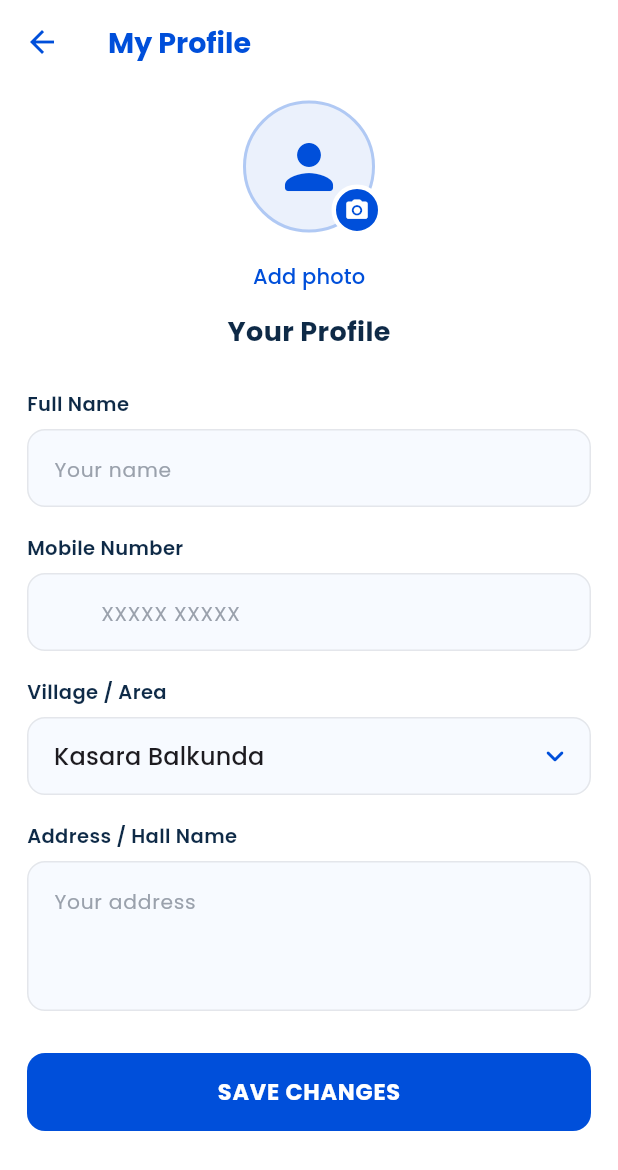
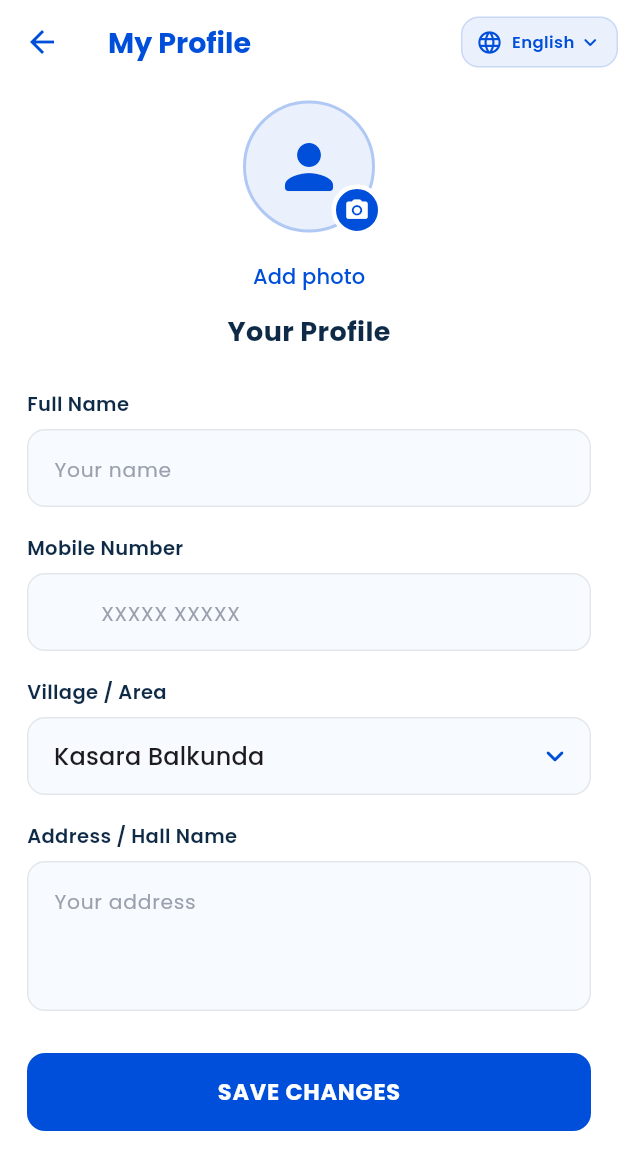
Before and after one commit to sandeepsharma-z/Thakathok-water-plant-app, a Flutter app: the ProfileScreen screen opened directly, on a phone screen of 412 x 824 dp. Shown: the top 1170 px of the screen. Run offline on Flutter 3.47's test engine with Material 3 defaults, Android fonts, the phone set to English and light mode, and no system bars; our stand-ins replace google_fonts, image_cropper, image_picker, shared_preferences, supabase_flutter; missing offline and left inert: razorpay_flutter; accounts and stored records are empty; network calls fail; statements that could not run were skipped.

Commit message:
Add English Hindi Marathi language selectors

```diff
--- a/customer-app/lib/main.dart
+++ b/customer-app/lib/main.dart
@@ -9,6 +9,7 @@ import 'services/auth_service.dart';
 import 'services/home_content_service.dart';
 import 'services/plant_config.dart';
 import 'services/app_config_service.dart';
+import 'services/language_service.dart';
 
 Future<void> main() async {
   WidgetsFlutterBinding.ensureInitialized();
@@ -20,6 +21,7 @@ Future<void> main() async {
   // Pull live rate / delivery / contact from the admin-controlled settings.
   // Short timeout so a slow network never blocks app start (defaults kick in).
   try {
+    await LanguageService.instance.load();
     await Future.wait([
       PlantConfig.instance.load(),
       HomeContentService.instance.load(),
@@ -47,12 +49,14 @@ class _ThakaThokAppState extends State<ThakaThokApp>
     super.initState();
     WidgetsBinding.instance.addObserver(this);
     _config.addListener(_rebuildForConfig);
+    LanguageService.instance.addListener(_rebuildForConfig);
   }
 
   @override
   void dispose() {
     WidgetsBinding.instance.removeObserver(this);
     _config.removeListener(_rebuildForConfig);
+    LanguageService.instance.removeListener(_rebuildForConfig);
     super.dispose();
   }
 
--- a/customer-app/lib/screens/login_screen.dart
+++ b/customer-app/lib/screens/login_screen.dart
@@ -5,6 +5,7 @@ import '../services/app_config_service.dart';
 import '../services/auth_service.dart';
 import '../theme/app_colors.dart';
 import '../widgets/brand_logo.dart';
+import '../widgets/language_selector.dart';
 import 'splash_screen.dart';
 
 class LoginScreen extends StatefulWidget {
@@ -78,6 +79,11 @@ class _LoginScreenState extends State<LoginScreen> {
           child: ListView(
             padding: const EdgeInsets.fromLTRB(24, 42, 24, 30),
             children: [
+              const Align(
+                alignment: Alignment.centerRight,
+                child: LanguageSelector(compact: true),
+              ),
+              const SizedBox(height: 12),
               const Center(child: BrandLogo(size: 76)),
               const SizedBox(height: 24),
               Text(
--- a/customer-app/lib/screens/payment_screen.dart
+++ b/customer-app/lib/screens/payment_screen.dart
@@ -6,6 +6,7 @@ import '../services/booking_payment_service.dart';
 import '../services/booking_service.dart';
 import '../services/plant_config.dart';
 import '../services/app_config_service.dart';
+import '../services/language_service.dart';
 import '../services/wallet_booking_service.dart';
 import '../theme/app_colors.dart';
 import '../widgets/brand_logo.dart';
@@ -130,7 +131,7 @@ class _PaymentScreenState extends State<PaymentScreen> {
                   ),
                 ],
                 const Divider(height: 22),
-                _row('Total', '₹${order.grandTotal}', bold: true),
+                _row(tr('Total'), '₹${order.grandTotal}', bold: true),
               ],
             ),
           ),
@@ -185,7 +186,7 @@ class _PaymentScreenState extends State<PaymentScreen> {
                               child: CircularProgressIndicator(
                                   strokeWidth: 2, color: AppColors.liveBrand),
                             )
-                          : Text(order.hasDiscount ? 'Remove' : 'Apply'),
+                          : Text(tr(order.hasDiscount ? 'Remove' : 'Apply')),
                     ),
                   ],
                 ),
--- a/customer-app/lib/screens/profile_screen.dart
+++ b/customer-app/lib/screens/profile_screen.dart
@@ -9,6 +9,8 @@ import '../services/profile_store.dart';
 import '../services/app_config_service.dart';
 import '../theme/app_colors.dart';
 import '../widgets/dotted_loader.dart';
+import '../widgets/language_selector.dart';
+import '../services/language_service.dart';
 import 'bulk_order_form_screen.dart' show kVillages;
 
 /// Customer profile — saved on this device (no login needed). Starts empty
@@ -92,7 +94,7 @@ class _ProfileScreenState extends State<ProfileScreen> {
     if (!mounted) return;
     setState(() => _editing = false);
     ScaffoldMessenger.of(context).showSnackBar(
-      const SnackBar(content: Text('Profile saved.')),
+      SnackBar(content: Text(tr('Profile saved.'))),
     );
   }
 
@@ -112,7 +114,7 @@ class _ProfileScreenState extends State<ProfileScreen> {
             mainAxisSize: MainAxisSize.min,
             crossAxisAlignment: CrossAxisAlignment.stretch,
             children: [
-              const Text('Profile photo',
+              Text(tr('Profile photo'),
                   textAlign: TextAlign.center,
                   style: TextStyle(
                       fontSize: 18,
@@ -124,7 +126,7 @@ class _ProfileScreenState extends State<ProfileScreen> {
                   Expanded(
                     child: _PhotoOption(
                       icon: Icons.photo_library_outlined,
-                      label: 'Gallery',
+                      label: tr('Gallery'),
                       onTap: () {
                         Navigator.pop(sheetContext);
                         _pickAvatar(ImageSource.gallery);
@@ -135,7 +137,7 @@ class _ProfileScreenState extends State<ProfileScreen> {
                   Expanded(
                     child: _PhotoOption(
                       icon: Icons.photo_camera_outlined,
-                      label: 'Camera',
+                      label: tr('Camera'),
                       onTap: () {
                         Navigator.pop(sheetContext);
                         _pickAvatar(ImageSource.camera);
@@ -152,7 +154,7 @@ class _ProfileScreenState extends State<ProfileScreen> {
                     _removeAvatar();
                   },
                   icon: const Icon(Icons.delete_outline_rounded),
-                  label: const Text('Remove current photo'),
+                  label: Text(tr('Remove current photo')),
                   style: TextButton.styleFrom(
                     foregroundColor: Colors.red,
                     padding: const EdgeInsets.symmetric(vertical: 13),
@@ -324,11 +326,15 @@ class _ProfileScreenState extends State<ProfileScreen> {
                 fontWeight: FontWeight.w700,
                 fontSize: 19)),
         actions: [
+          const Padding(
+            padding: EdgeInsets.symmetric(vertical: 7),
+            child: LanguageSelector(compact: true),
+          ),
           if (!_editing)
             TextButton.icon(
               onPressed: () => setState(() => _editing = true),
               icon: const Icon(Icons.edit_outlined, size: 17),
-              label: Text('Edit'),
+              label: Text(tr('Edit')),
               style: TextButton.styleFrom(foregroundColor: AppColors.liveBrand),
             ),
         ],
@@ -416,13 +422,13 @@ class _ProfileScreenState extends State<ProfileScreen> {
                         TextButton(
                           onPressed:
                               _uploadingAvatar ? null : _showPhotoOptions,
-                          child: Text(_avatarUrl.isEmpty
+                          child: Text(tr(_avatarUrl.isEmpty
                               ? 'Add photo'
-                              : 'Change photo'),
+                              : 'Change photo')),
                         ),
                         Text(
                             _name.text.trim().isEmpty
-                                ? 'Your Profile'
+                                ? tr('Your Profile')
                                 : _name.text,
                             style: const TextStyle(
                                 fontSize: 18,
@@ -437,7 +443,7 @@ class _ProfileScreenState extends State<ProfileScreen> {
                   ),
                   const SizedBox(height: 26),
 
-                  const _Label('Full Name'),
+                  _Label(tr('Full Name')),
                   TextFormField(
                     controller: _name,
                     enabled: _editing,
@@ -447,7 +453,7 @@ class _ProfileScreenState extends State<ProfileScreen> {
                   ),
                   const SizedBox(height: 18),
 
-                  const _Label('Mobile Number'),
+                  _Label(tr('Mobile Number')),
                   TextFormField(
                     controller: _mobile,
                     enabled: false,
@@ -469,7 +475,7 @@ class _ProfileScreenState extends State<ProfileScreen> {
                   ),
                   const SizedBox(height: 18),
 
-                  const _Label('Village / Area'),
+                  _Label(tr('Village / Area')),
                   DropdownButtonFormField<String>(
                     initialValue: _village,
                     isExpanded: true,
@@ -484,7 +490,7 @@ class _ProfileScreenState extends State<ProfileScreen> {
                   ),
                   const SizedBox(height: 18),
 
-                  const _Label('Address / Hall Name'),
+                  _Label(tr('Address / Hall Name')),
                   TextFormField(
                     controller: _address,
                     enabled: _editing,
@@ -507,7 +513,7 @@ class _ProfileScreenState extends State<ProfileScreen> {
                           shape: RoundedRectangleBorder(
                               borderRadius: BorderRadius.circular(12)),
                         ),
-                        child: const Text('SAVE CHANGES',
+                        child: Text(tr('SAVE CHANGES'),
                             style: TextStyle(
                                 fontSize: 15,
                                 fontWeight: FontWeight.w700,
--- a/customer-app/lib/services/app_config_service.dart
+++ b/customer-app/lib/services/app_config_service.dart
@@ -1,5 +1,7 @@
 import 'package:flutter/material.dart';
 import 'package:supabase_flutter/supabase_flutter.dart';
+
+import 'language_service.dart';
 
 class AppConfigService extends ChangeNotifier {
   AppConfigService._();
@@ -108,8 +110,8 @@ class AppConfigService extends ChangeNotifier {
   };
 
   int get balancePercent => 100 - advancePercent;
-  String label(String key) => labels[key] ?? key;
-  String paymentText(String key) => payment[key] ?? key;
+  String label(String key) => tr(labels[key] ?? key);
+  String paymentText(String key) => tr(payment[key] ?? key);
 
   Future<void> load() async {
     try {
--- /dev/null
+++ b/customer-app/lib/services/language_service.dart
@@ -0,0 +1,221 @@
+import 'package:flutter/material.dart';
+import 'package:shared_preferences/shared_preferences.dart';
+
+enum AppLanguage { english, hindi, marathi }
+
+class LanguageService extends ChangeNotifier {
+  LanguageService._();
+  static final instance = LanguageService._();
+  static const _storageKey = 'app_language';
+
+  AppLanguage language = AppLanguage.english;
+
+  String get code => switch (language) {
+        AppLanguage.english => 'en',
+        AppLanguage.hindi => 'hi',
+        AppLanguage.marathi => 'mr',
+      };
+
+  String get languageName => switch (language) {
+        AppLanguage.english => 'English',
+        AppLanguage.hindi => 'हिन्दी',
+        AppLanguage.marathi => 'मराठी',
+      };
+
+  Future<void> load() async {
+    final saved =
+        (await SharedPreferences.getInstance()).getString(_storageKey);
+    language = AppLanguage.values.firstWhere(
+      (item) => item.name == saved,
+      orElse: () => AppLanguage.english,
+    );
+  }
+
+  Future<void> setLanguage(AppLanguage value) async {
+    if (language == value) return;
+    language = value;
+    await (await SharedPreferences.getInstance())
+        .setString(_storageKey, value.name);
+    notifyListeners();
+  }
+
+  String tr(String english) {
+    if (language == AppLanguage.english) return english;
+    final values = language == AppLanguage.hindi ? _hindi : _marathi;
+    return values[english] ?? english;
+  }
+
+  static const Map<String, String> _hindi = {
+    'Language': 'भाषा',
+    'English': 'अंग्रेज़ी',
+    'Hindi': 'हिन्दी',
+    'Marathi': 'मराठी',
+    'Home': 'होम',
+    'My Bookings': 'मेरी बुकिंग',
+    'Products': 'उत्पाद',
+    'Wallet': 'वॉलेट',
+    'Profile': 'प्रोफ़ाइल',
+    'My Profile': 'मेरी प्रोफ़ाइल',
+    'Notifications': 'सूचनाएँ',
+    'Help & Support': 'सहायता',
+    'Order Water': 'पानी ऑर्डर करें',
+    'Repeat Order': 'दोबारा ऑर्डर',
+    'My Orders': 'मेरे ऑर्डर',
+    'My Wallet': 'मेरा वॉलेट',
+    'Support': 'सहायता',
+    'New order': 'नया ऑर्डर',
+    'Quick reorder': 'जल्दी दोबारा ऑर्डर',
+    'Track & history': 'ट्रैक और इतिहास',
+    'Balance & history': 'बैलेंस और इतिहास',
+    'Help & support': 'सहायता',
+    'Wallet Balance': 'वॉलेट बैलेंस',
+    'Available Balance': 'उपलब्ध बैलेंस',
+    'Event Type': 'कार्यक्रम का प्रकार',
+    'Number of Cans': 'कैन की संख्या',
+    'Per Can Rate': 'प्रति कैन दर',
+    'Total Amount': 'कुल राशि',
+    'Event Date & Time': 'कार्यक्रम की तारीख और समय',
+    'Select event type': 'कार्यक्रम का प्रकार चुनें',
+    'Select number of cans': 'कैन की संख्या चुनें',
+    'Enter number of cans': 'कैन की संख्या दर्ज करें',
+    'Select date': 'तारीख चुनें',
+    'Select time': 'समय चुनें',
+    'Select your village': 'अपना गाँव चुनें',
+    'Enter address or hall name': 'पता या हॉल का नाम दर्ज करें',
+    'Select Required Delivery Time': 'आवश्यक डिलीवरी समय चुनें',
+    'Fill in your event details to request a bulk water order.':
+        'बल्क पानी ऑर्डर के लिए कार्यक्रम का विवरण भरें।',
+    'No delivery slots remain today. Please choose another date.':
+        'आज कोई डिलीवरी स्लॉट उपलब्ध नहीं है। कृपया दूसरी तारीख चुनें।',
+    'Pending Dues': 'बकाया राशि',
+    'Add Money': 'पैसे जोड़ें',
+    'View Details': 'विवरण देखें',
+    'View All': 'सभी देखें',
+    'Most Popular': 'सबसे लोकप्रिय',
+    'Shop By Need': 'ज़रूरत के अनुसार',
+    'Stay Hydrated, Stay Healthy': 'हाइड्रेटेड रहें, स्वस्थ रहें',
+    'Edit': 'संपादित करें',
+    'Profile saved.': 'प्रोफ़ाइल सहेजी गई।',
+    'Profile photo': 'प्रोफ़ाइल फ़ोटो',
+    'Gallery': 'गैलरी',
+    'Camera': 'कैमरा',
+    'Remove current photo': 'मौजूदा फ़ोटो हटाएँ',
+    'Add photo': 'फ़ोटो जोड़ें',
+    'Change photo': 'फ़ोटो बदलें',
+    'Your Profile': 'आपकी प्रोफ़ाइल',
+    'Full Name': 'पूरा नाम',
+    'Mobile Number': 'मोबाइल नंबर',
+    'Village / Area': 'गाँव / क्षेत्र',
+    'Address / Hall Name': 'पता / हॉल का नाम',
+    'SAVE CHANGES': 'बदलाव सहेजें',
+    'Welcome back': 'वापस आपका स्वागत है',
+    'Create your account': 'अपना खाता बनाएँ',
+    'Password': 'पासवर्ड',
+    'LOGIN': 'लॉगिन',
+    'CREATE ACCOUNT': 'खाता बनाएँ',
+    'Payment': 'भुगतान',
+    'Order Summary': 'ऑर्डर सारांश',
+    'Apply': 'लागू करें',
+    'Remove': 'हटाएँ',
+    'Total': 'कुल',
+    'Advance': 'अग्रिम',
+    'Balance': 'शेष',
+    'Booking Confirmed!': 'बुकिंग पुष्टि हो गई!',
+    'Booking Pending': 'बुकिंग लंबित',
+    'Request for Change': 'बदलाव का अनुरोध',
+    'Request Cancellation': 'रद्द करने का अनुरोध',
+    'Change Request': 'बदलाव अनुरोध',
+    'Cancel Request': 'रद्द अनुरोध',
+    'Transaction History': 'लेनदेन इतिहास',
+    'No wallet transactions yet': 'अभी कोई वॉलेट लेनदेन नहीं',
+    'Logout': 'लॉग आउट',
+  };
+
+  static const Map<String, String> _marathi = {
+    'Language': 'भाषा',
+    'English': 'इंग्रजी',
+    'Hindi': 'हिंदी',
+    'Marathi': 'मराठी',
+    'Home': 'मुख्यपृष्ठ',
+    'My Bookings': 'माझ्या बुकिंग्स',
+    'Products': 'उत्पादने',
+    'Wallet': 'वॉलेट',
+    'Profile': 'प्रोफाइल',
+    'My Profile': 'माझे प्रोफाइल',
+    'Notifications': 'सूचना',
+    'Help & Support': 'मदत व सहाय्य',
+    'Order Water': 'पाणी मागवा',
+    'Repeat Order': 'पुन्हा ऑर्डर',
+    'My Orders': 'माझे ऑर्डर',
+    'My Wallet': 'माझे वॉलेट',
+    'Support': 'मदत',
+    'New order': 'नवीन ऑर्डर',
+    'Quick reorder': 'जलद पुन्हा ऑर्डर',
+    'Track & history': 'ट्रॅक व इतिहास',
+    'Balance & history': 'शिल्लक व इतिहास',
+    'Help & support': 'मदत व सहाय्य',
+    'Wallet Balance': 'वॉलेट शिल्लक',
+    'Available Balance': 'उपलब्ध शिल्लक',
+    'Event Type': 'कार्यक्रमाचा प्रकार',
+    'Number of Cans': 'कॅनची संख्या',
+    'Per Can Rate': 'प्रति कॅन दर',
+    'Total Amount': 'एकूण रक्कम',
+    'Event Date & Time': 'कार्यक्रमाची तारीख आणि वेळ',
+    'Select event type': 'कार्यक्रमाचा प्रकार निवडा',
+    'Select number of cans': 'कॅनची संख्या निवडा',
+    'Enter number of cans': 'कॅनची संख्या टाका',
+    'Select date': 'तारीख निवडा',
+    'Select time': 'वेळ निवडा',
+    'Select your village': 'तुमचे गाव निवडा',
+    'Enter address or hall name': 'पत्ता किंवा हॉलचे नाव टाका',
+    'Select Required Delivery Time': 'आवश्यक वितरण वेळ निवडा',
+    'Fill in your event details to request a bulk water order.':
+        'मोठ्या पाणी ऑर्डरसाठी कार्यक्रमाचा तपशील भरा.',
+    'No delivery slots remain today. Please choose another date.':
+        'आज कोणताही वितरण स्लॉट उपलब्ध नाही. कृपया दुसरी तारीख निवडा.',
+    'Pending Dues': 'थकबाकी',
+    'Add Money': 'पैसे जोडा',
+    'View Details': 'तपशील पहा',
+    'View All': 'सर्व पहा',
+    'Most Popular': 'सर्वात लोकप्रिय',
+    'Shop By Need': 'गरजेनुसार निवडा',
+    'Stay Hydrated, Stay Healthy': 'पाणी प्या, निरोगी राहा',
+    'Edit': 'संपादित करा',
+    'Profile saved.': 'प्रोफाइल जतन झाले.',
+    'Profile photo': 'प्रोफाइल फोटो',
+    'Gallery': 'गॅलरी',
+    'Camera': 'कॅमेरा',
+    'Remove current photo': 'सध्याचा फोटो काढा',
+    'Add photo': 'फोटो जोडा',
+    'Change photo': 'फोटो बदला',
+    'Your Profile': 'तुमचे प्रोफाइल',
+    'Full Name': 'पूर्ण नाव',
+    'Mobile Number': 'मोबाइल क्रमांक',
+    'Village / Area': 'गाव / परिसर',
+    'Address / Hall Name': 'पत्ता / हॉलचे नाव',
+    'SAVE CHANGES': 'बदल जतन करा',
+    'Welcome back': 'पुन्हा स्वागत',
+    'Create your account': 'तुमचे खाते तयार करा',
+    'Password': 'पासवर्ड',
+    'LOGIN': 'लॉगिन',
+    'CREATE ACCOUNT': 'खाते तयार करा',
+    'Payment': 'पेमेंट',
+    'Order Summary': 'ऑर्डर सारांश',
+    'Apply': 'लागू करा',
+    'Remove': 'काढा',
+    'Total': 'एकूण',
+    'Advance': 'अग्रिम',
+    'Balance': 'शिल्लक',
+    'Booking Confirmed!': 'बुकिंग निश्चित झाली!',
+    'Booking Pending': 'बुकिंग प्रलंबित',
+    'Request for Change': 'बदलासाठी विनंती',
+    'Request Cancellation': 'रद्द करण्याची विनंती',
+    'Change Request': 'बदल विनंती',
+    'Cancel Request': 'रद्द विनंती',
+    'Transaction History': 'व्यवहार इतिहास',
+    'No wallet transactions yet': 'अजून वॉलेट व्यवहार नाहीत',
+    'Logout': 'लॉग आउट',
+  };
+}
+
+String tr(String english) => LanguageService.instance.tr(english);
--- /dev/null
+++ b/customer-app/lib/widgets/language_selector.dart
@@ -0,0 +1,55 @@
+import 'package:flutter/material.dart';
+
+import '../services/language_service.dart';
+import '../theme/app_colors.dart';
+
+class LanguageSelector extends StatelessWidget {
+  const LanguageSelector({super.key, this.compact = false});
+
+  final bool compact;
+
+  @override
+  Widget build(BuildContext context) {
+    final service = LanguageService.instance;
+    return PopupMenuButton<AppLanguage>(
+      tooltip: tr('Language'),
+      initialValue: service.language,
+      onSelected: service.setLanguage,
+      itemBuilder: (_) => const [
+        PopupMenuItem(value: AppLanguage.english, child: Text('English')),
+        PopupMenuItem(value: AppLanguage.hindi, child: Text('हिन्दी')),
+        PopupMenuItem(value: AppLanguage.marathi, child: Text('मराठी')),
+      ],
+      child: Container(
+        padding: EdgeInsets.symmetric(
+          horizontal: compact ? 9 : 12,
+          vertical: compact ? 7 : 9,
+        ),
+        decoration: BoxDecoration(
+          color: AppColors.tint,
+          borderRadius: BorderRadius.circular(12),
+          border: Border.all(color: AppColors.liveBrand.withValues(alpha: .15)),
+        ),
+        child: Row(
+          mainAxisSize: MainAxisSize.min,
+          children: [
+            Icon(Icons.language_rounded,
+                size: compact ? 18 : 20, color: AppColors.liveBrand),
+            const SizedBox(width: 6),
+            Text(
+              service.languageName,
+              style: TextStyle(
+                color: AppColors.liveBrand,
+                fontWeight: FontWeight.w600,
+                fontSize: compact ? 11 : 12,
+              ),
+            ),
+            const SizedBox(width: 2),
+            Icon(Icons.keyboard_arrow_down_rounded,
+                size: 17, color: AppColors.liveBrand),
+          ],
+        ),
+      ),
+    );
+  }
+}
```
Also changed, not shown: customer-app/lib/screens/bulk_order_form_screen.dart (+23 -22 lines), customer-app/lib/screens/home_screen.dart (+20 -18 lines), customer-app/lib/screens/my_bookings_screen.dart (+8 -7 lines), customer-app/lib/screens/wallet_screen.dart (+8 -7 lines), 6 other files.
